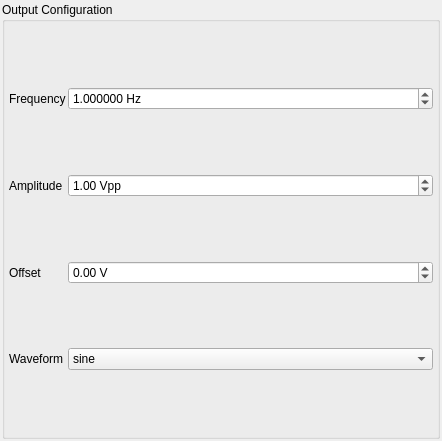
Above: QDS345/DS345Settings_UI.ui from davidgrier/qacam before the change. Below: the same form after it.
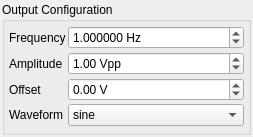
That is the form after the change.

The edit to the form file:
```diff
--- a/QDS345/DS345Settings_UI.ui
+++ b/QDS345/DS345Settings_UI.ui
@@ -6,10 +6,16 @@
    <rect>
     <x>0</x>
     <y>0</y>
-    <width>442</width>
-    <height>441</height>
+    <width>253</width>
+    <height>137</height>
    </rect>
   </property>
+  <property name="minimumSize">
+   <size>
+    <width>253</width>
+    <height>0</height>
+   </size>
+  </property>
   <property name="windowTitle">
    <string>DS345</string>
   </property>
```
Left out of the diff: 11 changed lines with no effect on the pictures.
